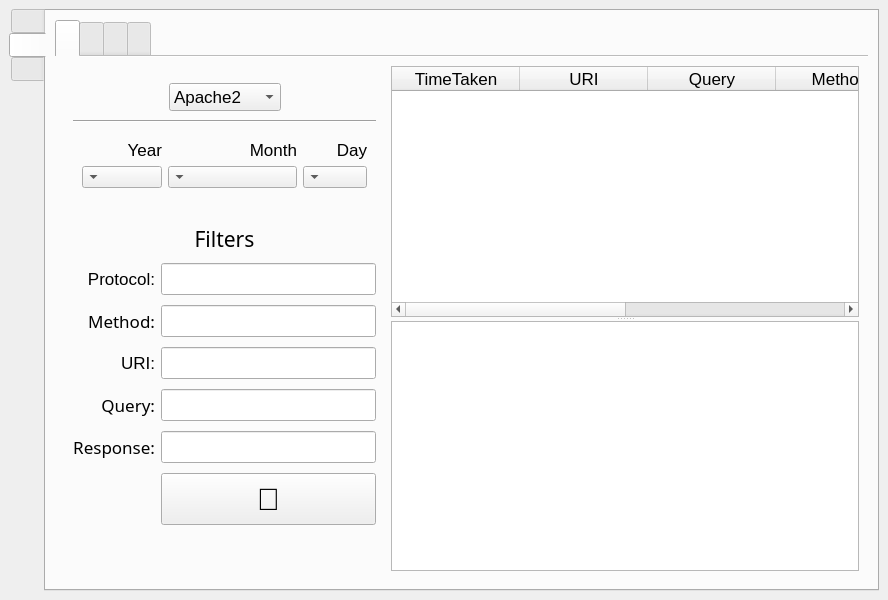
elB4RTO/LogDoctor, file craplog/mainwindow.ui: the form before one commit.
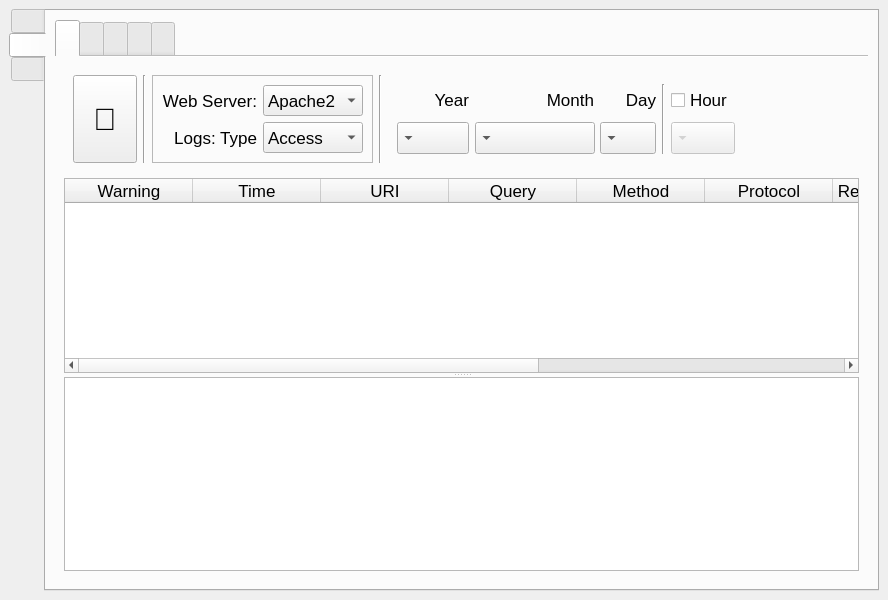
The form after the commit. The open tabs and pages were chosen to show the change. Icons and pictures are not drawn. Custom widgets are drawn as their Qt base class.

Patch:
```diff
--- a/craplog/mainwindow.ui
+++ b/craplog/mainwindow.ui
@@ -985,9 +985,514 @@
           <property name="movable">
            <bool>true</bool>
           </property>
-          <property name="tabBarAutoHide">
-           <bool>true</bool>
-          </property>
+          <widget class="QWidget" name="Warn">
+           <attribute name="icon">
+            <iconset resource="resources/resources.qrc">
+             <normaloff>:/icons/icons/warn_off.png</normaloff>
+             <normalon>:/icons/icons/warn_on.png</normalon>:/icons/icons/warn_off.png</iconset>
+           </attribute>
+           <attribute name="title">
+            <string notr="true"/>
+           </attribute>
+           <attribute name="toolTip">
+            <string>View the log lines marked as Warning</string>
+           </attribute>
+           <layout class="QGridLayout" name="gridLayout_24">
+            <item row="0" column="0">
+             <widget class="QFrame" name="frame_StatsWarn_Opt">
+              <property name="sizePolicy">
+               <sizepolicy hsizetype="Preferred" vsizetype="Preferred">
+                <horstretch>0</horstretch>
+                <verstretch>0</verstretch>
+               </sizepolicy>
+              </property>
+              <layout class="QGridLayout" name="gridLayout_23">
+               <item row="0" column="0">
+                <widget class="QPushButton" name="button_StatsWarn_Draw">
+                 <property name="minimumSize">
+                  <size>
+                   <width>0</width>
+                   <height>88</height>
+                  </size>
+                 </property>
+                 <property name="maximumSize">
+                  <size>
+                   <width>64</width>
+                   <height>16777215</height>
+                  </size>
+                 </property>
+                 <property name="font">
+                  <font>
+                   <pointsize>23</pointsize>
+                  </font>
+                 </property>
+                 <property name="toolTip">
+                  <string>Draw the chart</string>
+                 </property>
+                 <property name="text">
+                  <string></string>
+                 </property>
+                </widget>
+               </item>
+               <item row="0" column="1">
+                <widget class="Line" name="gline_StatsWarn_1">
+                 <property name="orientation">
+                  <enum>Qt::Vertical</enum>
+                 </property>
+                </widget>
+               </item>
+               <item row="0" column="2">
+                <widget class="QFrame" name="frame_StatsWarn_Logs">
+                 <property name="frameShape">
+                  <enum>QFrame::StyledPanel</enum>
+                 </property>
+                 <property name="frameShadow">
+                  <enum>QFrame::Sunken</enum>
+                 </property>
+                 <layout class="QGridLayout" name="gridLayout_21">
+                  <item row="0" column="0">
+                   <widget class="QLabel" name="label_StatsWarn_WebServer">
+                    <property name="font">
+                     <font>
+                      <pointsize>13</pointsize>
+                     </font>
+                    </property>
+                    <property name="text">
+                     <string>Web Server:</string>
+                    </property>
+                    <property name="alignment">
+                     <set>Qt::AlignRight|Qt::AlignTrailing|Qt::AlignVCenter</set>
+                    </property>
+                   </widget>
+                  </item>
+                  <item row="0" column="1">
+                   <widget class="QComboBox" name="box_StatsWarn_WebServer">
+                    <property name="minimumSize">
+                     <size>
+                      <width>100</width>
+                      <height>0</height>
+                     </size>
+                    </property>
+                    <property name="maximumSize">
+                     <size>
+                      <width>16777215</width>
+                      <height>32</height>
+                     </size>
+                    </property>
+                    <property name="font">
+                     <font>
+                      <pointsize>13</pointsize>
+                     </font>
+                    </property>
+                    <property name="toolTip">
+                     <string>Select a Web Server</string>
+                    </property>
+                    <property name="sizeAdjustPolicy">
+                     <enum>QComboBox::AdjustToContents</enum>
+                    </property>
+                    <item>
+                     <property name="text">
+                      <string notr="true">Apache2</string>
+                     </property>
+                    </item>
+                    <item>
+                     <property name="text">
+                      <string notr="true">Nginx</string>
+                     </property>
+                    </item>
+                    <item>
+                     <property name="text">
+                      <string notr="true">IIS</string>
+                     </property>
+                    </item>
+                   </widget>
+                  </item>
+                  <item row="1" column="0">
+                   <widget class="QLabel" name="label_StatsWarn_LogsType">
+                    <property name="font">
+                     <font>
+                      <pointsize>13</pointsize>
+                     </font>
+                    </property>
+                    <property name="text">
+                     <string>Logs: Type</string>
+                    </property>
+                    <property name="alignment">
+                     <set>Qt::AlignRight|Qt::AlignTrailing|Qt::AlignVCenter</set>
+                    </property>
+                   </widget>
+                  </item>
+                  <item row="1" column="1">
+                   <widget class="QComboBox" name="box_StatsWarn_LogsType">
+                    <property name="minimumSize">
+                     <size>
+                      <width>100</width>
+                      <height>0</height>
+                     </size>
+                    </property>
+                    <property name="maximumSize">
+                     <size>
+                      <width>16777215</width>
+                      <height>32</height>
+                     </size>
+                    </property>
+                    <property name="font">
+                     <font>
+                      <pointsize>13</pointsize>
+                     </font>
+                    </property>
+                    <property name="toolTip">
+                     <string>Select a log type to choose fields from</string>
+                    </property>
+                    <item>
+                     <property name="text">
+                      <string notr="true">Access</string>
+                     </property>
+                    </item>
+                    <item>
+                     <property name="text">
+                      <string notr="true">Error</string>
+                     </property>
+                    </item>
+                   </widget>
+                  </item>
+                 </layout>
+                </widget>
+               </item>
+               <item row="0" column="3">
+                <widget class="Line" name="gline_StatsWarn_2">
+                 <property name="orientation">
+                  <enum>Qt::Vertical</enum>
+                 </property>
+                </widget>
+               </item>
+               <item row="0" column="4">
+                <widget class="QFrame" name="frame_StatsWarn_Date">
+                 <property name="maximumSize">
+                  <size>
+                   <width>356</width>
+                   <height>16777215</height>
+                  </size>
+                 </property>
+                 <layout class="QGridLayout" name="gridLayout_22">
+                  <item row="0" column="0">
+                   <widget class="QLabel" name="label_StatsWarn_Year">
+                    <property name="font">
+                     <font>
+                      <pointsize>13</pointsize>
+                     </font>
+                    </property>
+                    <property name="text">
+                     <string>Year</string>
+                    </property>
+                    <property name="alignment">
+                     <set>Qt::AlignRight|Qt::AlignTrailing|Qt::AlignVCenter</set>
+                    </property>
+                   </widget>
+                  </item>
+                  <item row="0" column="1">
+                   <widget class="QLabel" name="label_StatsWarn_Month">
+                    <property name="font">
+                     <font>
+                      <pointsize>13</pointsize>
+                     </font>
+                    </property>
+                    <property name="text">
+                     <string>Month</string>
+                    </property>
+                    <property name="alignment">
+                     <set>Qt::AlignRight|Qt::AlignTrailing|Qt::AlignVCenter</set>
+                    </property>
+                   </widget>
+                  </item>
+                  <item row="0" column="2">
+                   <widget class="QLabel" name="label_StatsWarn_Day">
+                    <property name="font">
+                     <font>
+                      <pointsize>13</pointsize>
+                     </font>
+                    </property>
+                    <property name="text">
+                     <string>Day</string>
+                    </property>
+                    <property name="alignment">
+                     <set>Qt::AlignRight|Qt::AlignTrailing|Qt::AlignVCenter</set>
+                    </property>
+                   </widget>
+                  </item>
+                  <item row="0" column="3" rowspan="2">
+                   <widget class="Line" name="line">
+                    <property name="orientation">
+                     <enum>Qt::Vertical</enum>
+                    </property>
+                   </widget>
+                  </item>
+                  <item row="0" column="4">
+                   <widget class="QCheckBox" name="checkBox_StatsWarn_Hour">
+                    <property name="sizePolicy">
+                     <sizepolicy hsizetype="MinimumExpanding" vsizetype="Preferred">
+                      <horstretch>0</horstretch>
+                      <verstretch>0</verstretch>
+                     </sizepolicy>
+                    </property>
+                    <property name="font">
+                     <font>
+                      <pointsize>13</pointsize>
+                     </font>
+                    </property>
+                    <property name="layoutDirection">
+                     <enum>Qt::LeftToRight</enum>
+                    </property>
+                    <property name="text">
+                     <string>Hour</string>
+                    </property>
+                   </widget>
+                  </item>
+                  <item row="1" column="0">
+                   <widget class="QComboBox" name="box_StatsWarn_Year">
+                    <property name="sizePolicy">
+                     <sizepolicy hsizetype="Fixed" vsizetype="Fixed">
+                      <horstretch>0</horstretch>
+                      <verstretch>0</verstretch>
+                     </sizepolicy>
+                    </property>
+                    <property name="minimumSize">
+                     <size>
+                      <width>72</width>
+                      <height>32</height>
+                     </size>
+                    </property>
+                    <property name="maximumSize">
+                     <size>
+                      <width>72</width>
+                      <height>32</height>
+                     </size>
+                    </property>
+                    <property name="font">
+                     <font>
+                      <pointsize>13</pointsize>
+                     </font>
+                    </property>
+                    <property name="layoutDirection">
+                     <enum>Qt::RightToLeft</enum>
+                    </property>
+                   </widget>
+                  </item>
+                  <item row="1" column="1">
+                   <widget class="QComboBox" name="box_StatsWarn_Month">
+                    <property name="minimumSize">
+                     <size>
+                      <width>120</width>
+                      <height>32</height>
+                     </size>
+                    </property>
+                    <property name="maximumSize">
+                     <size>
+                      <width>16777215</width>
+                      <height>32</height>
+                     </size>
+                    </property>
+                    <property name="font">
+                     <font>
+                      <pointsize>13</pointsize>
+                     </font>
+                    </property>
+                    <property name="layoutDirection">
+                     <enum>Qt::RightToLeft</enum>
+                    </property>
+                   </widget>
+                  </item>
+                  <item row="1" column="2">
+                   <widget class="QComboBox" name="box_StatsWarn_Day">
+                    <property name="minimumSize">
+                     <size>
+                      <width>56</width>
+                      <height>32</height>
+                     </size>
+                    </property>
+                    <property name="maximumSize">
+                     <size>
+                      <width>56</width>
+                      <height>32</height>
+                     </size>
+                    </property>
+                    <property name="font">
+                     <font>
+                      <pointsize>13</pointsize>
+                     </font>
+                    </property>
+                    <property name="layoutDirection">
+                     <enum>Qt::RightToLeft</enum>
+                    </property>
+                   </widget>
+                  </item>
+                  <item row="1" column="4" alignment="Qt::AlignLeft">
+                   <widget class="QComboBox" name="box_StatsWarn_Hour">
+                    <property name="enabled">
+                     <bool>false</bool>
+                    </property>
+                    <property name="sizePolicy">
+                     <sizepolicy hsizetype="MinimumExpanding" vsizetype="Fixed">
+                      <horstretch>0</horstretch>
+                      <verstretch>0</verstretch>
+                     </sizepolicy>
+                    </property>
+                    <property name="minimumSize">
+                     <size>
+                      <width>64</width>
+                      <height>32</height>
+                     </size>
+                    </property>
+                    <property name="maximumSize">
+                     <size>
+                      <width>64</width>
+                      <height>32</height>
+                     </size>
+                    </property>
+                    <property name="font">
+                     <font>
+                      <pointsize>13</pointsize>
+                     </font>
+                    </property>
+                    <property name="layoutDirection">
+                     <enum>Qt::RightToLeft</enum>
+                    </property>
+                   </widget>
+                  </item>
+                 </layout>
+                </widget>
+               </item>
+               <item row="0" column="5">
+                <spacer name="spacer_StatsWarn_1">
+                 <property name="orientation">
+                  <enum>Qt::Horizontal</enum>
+                 </property>
+                 <property name="sizeHint" stdset="0">
+                  <size>
+                   <width>82</width>
+                   <height>20</height>
+                  </size>
+                 </property>
+                </spacer>
+               </item>
+              </layout>
+             </widget>
+            </item>
+            <item row="1" column="0">
+             <widget class="QSplitter" name="splitter_2">
+              <property name="orientation">
+               <enum>Qt::Vertical</enum>
+              </property>
+              <widget class="QTableWidget" name="table_StatsWarn">
+               <property name="font">
+                <font>
+                 <pointsize>13</pointsize>
+                </font>
+               </property>
+               <property name="editTriggers">
+                <set>QAbstractItemView::NoEditTriggers</set>
+               </property>
+               <property name="showDropIndicator" stdset="0">
+                <bool>false</bool>
+               </property>
+               <property name="dragDropOverwriteMode">
+                <bool>false</bool>
+               </property>
+               <property name="sortingEnabled">
+                <bool>true</bool>
+               </property>
+               <attribute name="horizontalHeaderMinimumSectionSize">
+                <number>64</number>
+               </attribute>
+               <attribute name="horizontalHeaderDefaultSectionSize">
+                <number>128</number>
+               </attribute>
+               <column>
+                <property name="text">
+                 <string>Warning</string>
+                </property>
+                <property name="toolTip">
+                 <string>Log line marked as Warning</string>
+                </property>
+               </column>
+               <column>
+                <property name="text">
+                 <string>Time</string>
+                </property>
+                <property name="toolTip">
+                 <string>Time when the request arrived (hh:mm:ss)</string>
+                </property>
+               </column>
+               <column>
+                <property name="text">
+                 <string>URI</string>
+                </property>
+                <property name="toolTip">
+                 <string>URI of the requested page</string>
+                </property>
+               </column>
+               <column>
+                <property name="text">
+                 <string>Query</string>
+                </property>
+                <property name="toolTip">
+                 <string>Query carried along with the requested URI</string>
+                </property>
+               </column>
+               <column>
+                <property name="text">
+                 <string>Method</string>
+                </property>
+                <property name="toolTip">
+                 <string>Method of the request</string>
+                </property>
+               </column>
+               <column>
+                <property name="text">
+                 <string>Protocol</string>
+                </property>
+                <property name="toolTip">
+                 <string>Protocol of the request</string>
+                </property>
+               </column>
+               <column>
+                <property name="text">
+                 <string>Response code</string>
+                </property>
+                <property name="toolTip">
+                 <string>Response code from the server</string>
+                </property>
+               </column>
+               <column>
+                <property name="text">
+                 <string>Referrer</string>
+                </property>
+                <property name="toolTip">
+                 <string>Where the request was redirected from</string>
+                </property>
+               </column>
+               <column>
+                <property name="text">
+                 <string>User-agent</string>
+                </property>
+                <property name="toolTip">
+                 <string>User-agent of the Client which made the request</string>
+                </property>
+               </column>
+               <column>
+                <property name="text">
+                 <string>Client</string>
+                </property>
+                <property name="toolTip">
+                 <string>IP address of the Client which made the request</string>
+                </property>
+               </column>
+              </widget>
+              <widget class="QChartView" name="chart_SatsWarn"/>
+             </widget>
+            </item>
+           </layout>
+          </widget>
           <widget class="QWidget" name="Speed">
            <attribute name="icon">
             <iconset resource="resources/resources.qrc">
@@ -1258,7 +1763,7 @@
                </attribute>
                <column>
                 <property name="text">
-                 <string>TimeTaken</string>
+                 <string>Time taken</string>
                 </property>
                 <property name="toolTip">
                  <string>Time taken by the server to serve the content, in milliseconds </string>
@@ -1304,6 +1809,14 @@
                  <string>Response code from the server</string>
                 </property>
                </column>
+               <column>
+                <property name="text">
+                 <string>Time</string>
+                </property>
+                <property name="toolTip">
+                 <string>Time when the request arrived (hh:mm:ss)</string>
+                </property>
+               </column>
               </widget>
               <widget class="QChartView" name="chart_SatsSpeed"/>
              </widget>
@@ -1682,7 +2195,7 @@
                 </spacer>
                </item>
                <item row="2" column="0" colspan="3">
-                <widget class="Line" name="line">
+                <widget class="Line" name="gline_StatsCount_1">
                  <property name="minimumSize">
                   <size>
                    <width>0</width>
```
Left out of the diff: 61 changed lines with no effect on the pictures.
